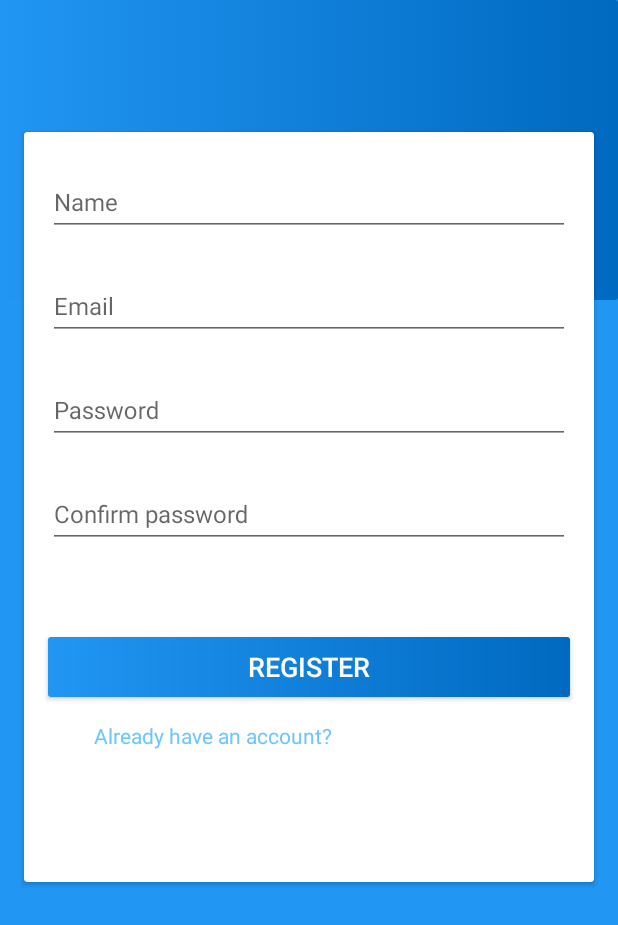
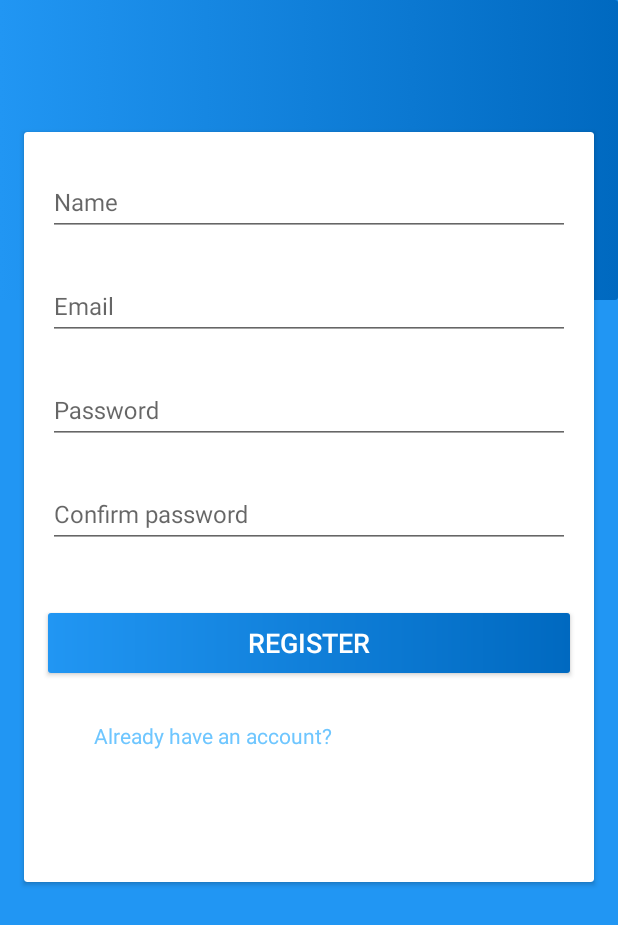
Before and after one commit to LinkEdgar/Lost, an Android app: the CreateAccountFragment screen opened through its navigation route, on a phone screen of 412 x 824 dp. Shown: the top 925 px of the screen. Run offline under Robolectric (Android 15) with nearby library versions, the phone set to English and light mode, and no system bars; 2 statements that could not run were skipped.

Commit message:
Fixed margin between views in CreateAccount

```diff
--- a/app/src/main/res/layout/fragment_create_account.xml
+++ b/app/src/main/res/layout/fragment_create_account.xml
@@ -97,16 +97,17 @@
             -->
 
             <Button
+                    android:layout_marginLeft="@dimen/horizontal_margin"
+                    android:layout_marginRight="@dimen/horizontal_margin"
                     android:text="@string/create_account_button"
                     android:textSize="@dimen/button_text_size"
                     android:textColor="@android:color/white"
-                    android:layout_margin="@dimen/vertical_margin"
                     android:background="@drawable/button_background"
                     android:layout_width="match_parent"
                     android:layout_height="@dimen/card_button_height"
                     tools:layout_editor_absoluteX="16dp"
                     android:id="@+id/button"
-                    android:layout_marginBottom="8dp"
+                    android:layout_marginBottom="@dimen/vertical_margin_large"
                     app:layout_constraintBottom_toTopOf="@+id/textView"/>
 
             <TextView
```
